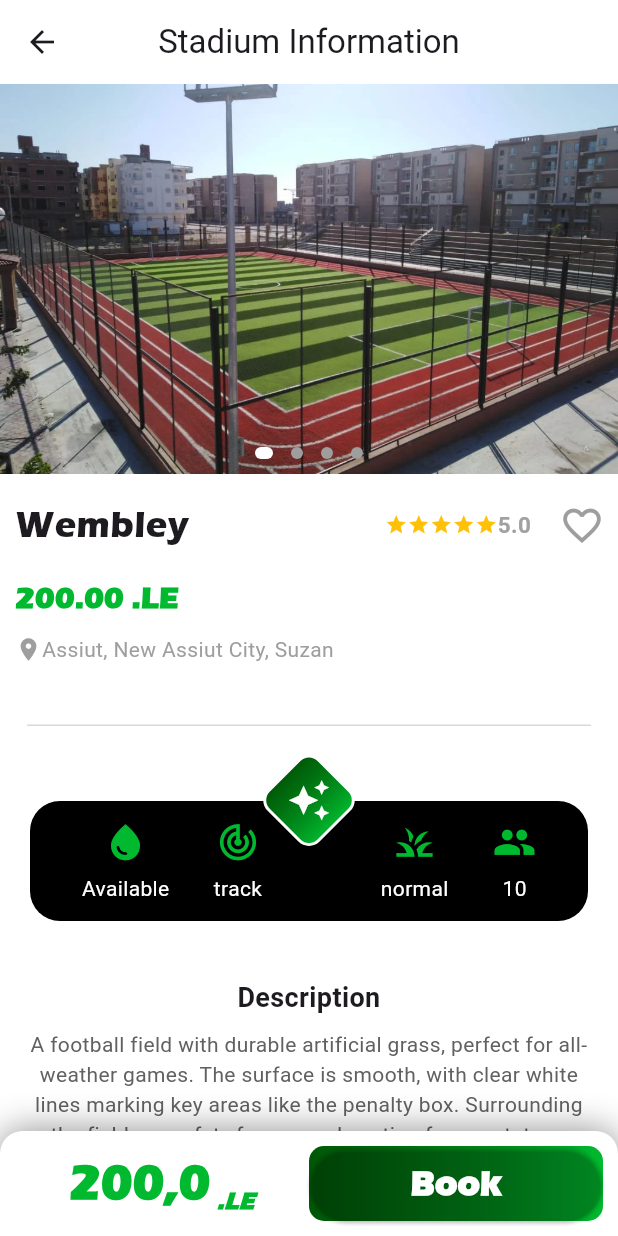
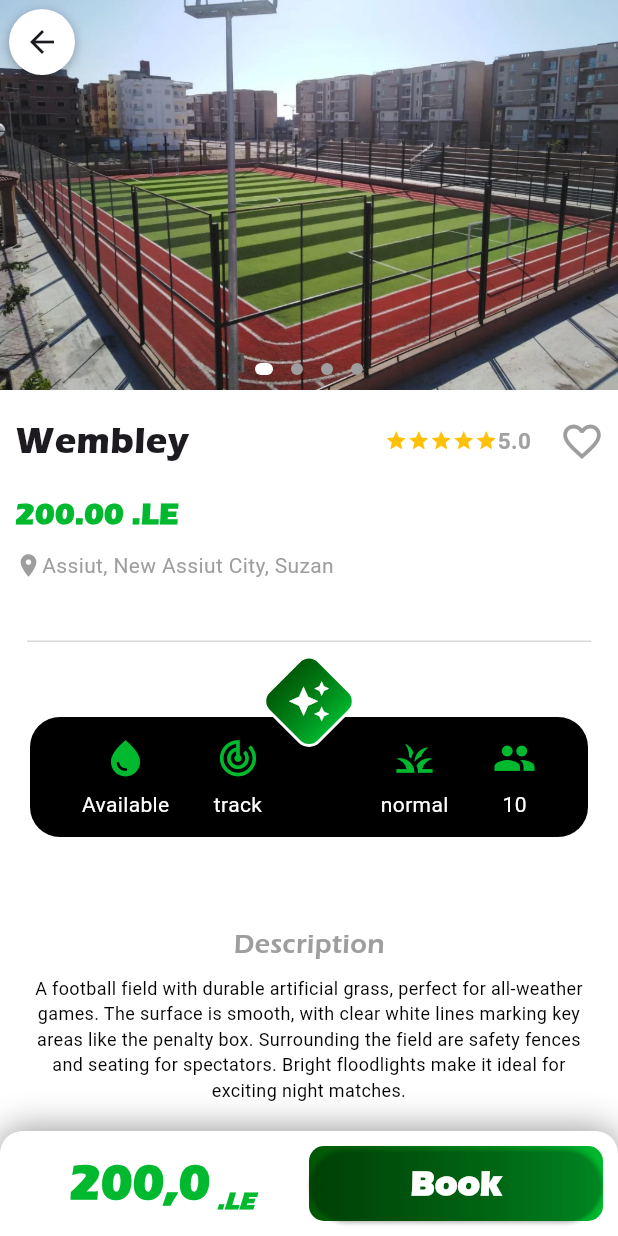
Before and after one commit to soliman512/Graduation-project, a Flutter app: the Stadium_info_playerPG screen opened by its route, on a phone screen of 412 x 824 dp. Run offline on Flutter 3.47's test engine with Material 3 defaults, Android fonts, the phone set to English and light mode, and no system bars; our stand-ins replace animated_toggle_switch, cloud_firestore, firebase_auth, firebase_core, google_sign_in, image_picker and 2 more; missing offline and left inert: day_night_time_picker, flutter_rounded_date_picker; accounts and stored records are empty.

Commit message:
stadium information enhancing

```diff
--- a/lib/stadium_information_player_pg/stadium_information_player_pg.dart
+++ b/lib/stadium_information_player_pg/stadium_information_player_pg.dart
@@ -1,12 +1,6 @@
 import 'package:flutter/material.dart';
 import 'package:graduation_project_main/constants/constants.dart';
 
-void main() {
-  runApp(MaterialApp(
-    debugShowCheckedModeBanner: false,
-    home: Stadium_info_playerPG(),
-  ));
-}
 
 class Stadium_info_playerPG extends StatefulWidget {
   Stadium_info_playerPG({key});
@@ -25,16 +19,31 @@ class _Stadium_info_playerPGState extends State<Stadium_info_playerPG> {
   @override
   Widget build(BuildContext context) {
     return Scaffold(
+      extendBodyBehindAppBar: true,
         backgroundColor: Colors.white,
         appBar: AppBar(
-          backgroundColor: Colors.white,
-          title: Text('Stadium Information'),
-          centerTitle: true,
-          leading: IconButton(
-            icon: Icon(Icons.arrow_back),
-            onPressed: () {
+          backgroundColor: Colors.transparent,
+          leading: GestureDetector(
+            onTap: () {
               Navigator.pop(context);
             },
+            child: Container(
+              margin: EdgeInsets.all(6),
+              width: 20,
+              height: 20,
+              decoration: BoxDecoration(
+                color: Colors.white,
+                borderRadius: BorderRadius.circular(30),
+                boxShadow: [
+                  BoxShadow(
+                    color: Colors.black.withOpacity(0.3),
+                    blurRadius: 6,
+                    offset: Offset(0, 2),
+                  ),
+                ],
+              ),
+              child: Icon(Icons.arrow_back),
+            ),
           ),
         ),
         body: SingleChildScrollView(
@@ -195,7 +204,7 @@ class _Stadium_info_playerPGState extends State<Stadium_info_playerPG> {
                     clipBehavior: Clip.none,
                     children: [
                       Positioned(
-                        top: -30,
+                        top: -40,
                         child: Transform.rotate(
                           angle: 0.785,
                           child: Container(
@@ -261,7 +270,7 @@ class _Stadium_info_playerPGState extends State<Stadium_info_playerPG> {
                           ))
                     ]),
               ),
-
+              SizedBox(height: 20),
               // Description
               Padding(
                 padding: const EdgeInsets.all(18.0),
@@ -272,8 +281,9 @@ class _Stadium_info_playerPGState extends State<Stadium_info_playerPG> {
                       "Description",
                       textAlign: TextAlign.center,
                       style: TextStyle(
+                        color: Colors.grey,
+                        fontFamily: "eras-itc-demi",
                         fontSize: 18,
-                        fontWeight: FontWeight.bold,
                       ),
                     ),
                     const SizedBox(height: 8),
@@ -281,25 +291,26 @@ class _Stadium_info_playerPGState extends State<Stadium_info_playerPG> {
                       "A football field with durable artificial grass, perfect for all-weather games. The surface is smooth, with clear white lines marking key areas like the penalty box. Surrounding the field are safety fences and seating for spectators. Bright floodlights make it ideal for exciting night matches.",
                       textAlign: TextAlign.center,
                       style: TextStyle(
-                        fontSize: 14,
-                        color: Colors.grey[700],
+                        fontSize: 12,
+                        color: Colors.black,
                       ),
                     ),
-                    Padding(
-                      padding: const EdgeInsets.all(18.0),
-                      child: Container(
+                    SizedBox(height: 40),
+                    Container(
+                      width: double.infinity,
+                      padding: EdgeInsets.all(20),
                       child: Row(
                         mainAxisAlignment: MainAxisAlignment.spaceEvenly,
                         children: [
                           Column(
                             children: [
                               Text(
-                                  "- water is avalablie",
+                                "water is avalablie",
                                 style: TextStyle(color: Colors.white),
                               ),
                               SizedBox(height: 9),
                               Text(
-                                  "- seats 10 people",
+                                "seats 10 people",
                                 style: TextStyle(color: Colors.white),
                               ),
                             ],
@@ -308,12 +319,12 @@ class _Stadium_info_playerPGState extends State<Stadium_info_playerPG> {
                           Column(
                             children: [
                               Text(
-                                  "- running track ",
+                                "running track ",
                                 style: TextStyle(color: Colors.white),
                               ),
                               SizedBox(height: 9),
                               Text(
-                                  "- grass is normal",
+                                "grass is normal",
                                 style: TextStyle(color: Colors.white),
                               ),
                             ],
@@ -324,43 +335,11 @@ class _Stadium_info_playerPGState extends State<Stadium_info_playerPG> {
                         color: Colors.black,
                         borderRadius: BorderRadius.circular(20),
                       ),
-                        margin: EdgeInsets.all(20),
-                        padding: EdgeInsets.all(20),
                     ),
-                    )
                   ],
                 ),
               ),
-
-              // Back Button
-              Positioned(
-                top: 40,
-                left: 16,
-                child: Container(
-                  height: 30,
-                  decoration: BoxDecoration(
-                    color: Colors.white,
-                    borderRadius: BorderRadius.circular(30),
-                    boxShadow: [
-                      BoxShadow(
-                        color: Colors.black.withOpacity(0.3),
-                        blurRadius: 6,
-                        offset: const Offset(0, 2),
-                      ),
-                    ],
-                  ),
-                  padding: EdgeInsets.all(0),
-                  margin: EdgeInsets.all(0),
-                  child: IconButton(
-                    icon: const Icon(
-                      Icons.arrow_back,
-                      color: Colors.black,
-                      size: 20,
-                    ),
-                    onPressed: () {},
-                  ),
-                ),
-              ),
+              SizedBox(height: 60),
 
               // Choose date of match section
               Row(
```
Lines whose indentation alone changed are shown as unchanged.
